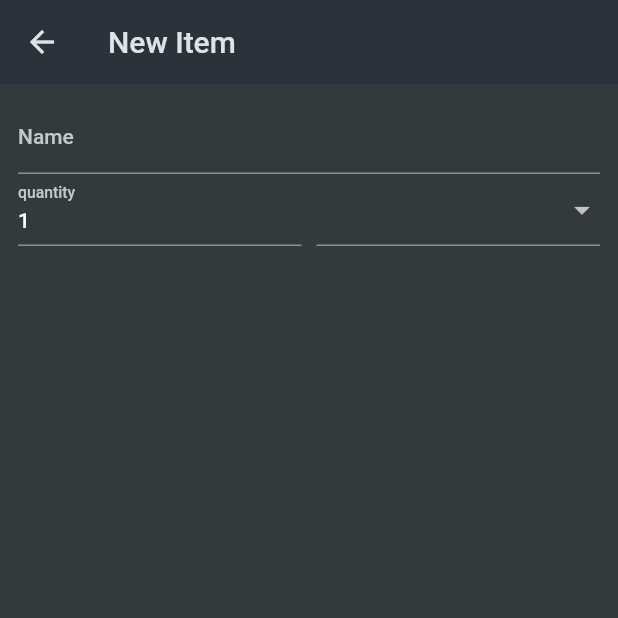
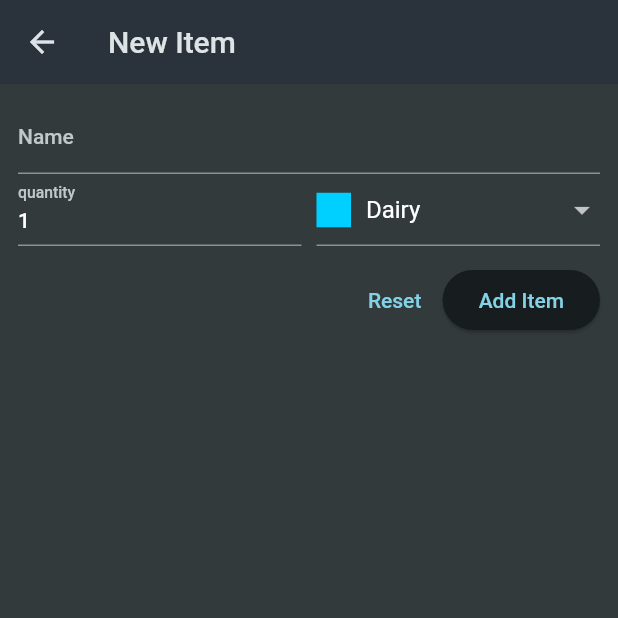
Before and after one commit to immortalAbdul01/Shoping-app, a Flutter app: the GroceryItemsScreen screen opened directly, on a phone screen of 412 x 824 dp, the top half of it. Run offline on Flutter 3.47's test engine with Material 2 defaults, Android fonts, the phone set to English and light mode, and no system bars.

```diff
--- a/lib/screens/grocery_items.dart
+++ b/lib/screens/grocery_items.dart
@@ -1,5 +1,6 @@
 import 'package:flutter/material.dart';
 import 'package:shopping/data/categories.dart';
+import 'package:shopping/models/categories.dart';
 
 class GroceryItemsScreen extends StatefulWidget {
   const GroceryItemsScreen({super.key});
@@ -11,6 +12,14 @@ class GroceryItemsScreen extends StatefulWidget {
 }
 
 class _GroceryItemsScreen extends State<GroceryItemsScreen> {
+  final _formkey = GlobalKey<FormState>();
+  var _enteredName = '';
+  var _enteredQT = 1;
+  var _enteredCategory = categories[Categories.dairy];
+  void _saveItem() {
+    _formkey.currentState!.validate();
+  }
+
   @override
   Widget build(BuildContext context) {
     return Scaffold(
@@ -20,12 +29,21 @@ class _GroceryItemsScreen extends State<GroceryItemsScreen> {
       body: Padding(
           padding: const EdgeInsets.all(12),
           child: Form(
+              key: _formkey,
               child: Column(
                 children: [
                   TextFormField(
                     decoration: const InputDecoration(label: Text('Name')),
                     validator: (value) {
-                  return 'Testing';
+                      if (value == null ||
+                          value.isEmpty ||
+                          value.trim().length <= 1 ||
+                          value.trim().length > 50) {
+                        return 'Name should be in 1 to 50 length';
+                      }
+                    },
+                    onSaved: (value) {
+                      _enteredName = value!;
                     },
                   ),
                   Row(
@@ -35,14 +53,27 @@ class _GroceryItemsScreen extends State<GroceryItemsScreen> {
                         child: TextFormField(
                           decoration:
                               const InputDecoration(label: Text('quantity')),
-                      initialValue: '1',
+                          initialValue: _enteredQT.toString(),
+                          validator: (value) {
+                            if (value == null ||
+                                value.isEmpty ||
+                                int.tryParse(value)! <= 0 ||
+                                int.tryParse(value) == null) {
+                              return 'quantity should be positive integer';
+                            }
+                          },
+                          onSaved: (value) {
+                            _enteredQT = int.parse(value!);
+                          },
                         ),
                       ),
                       const SizedBox(
                         width: 10,
                       ),
                       Expanded(
-                    child: DropdownButtonFormField(items: [
+                        child: DropdownButtonFormField(
+                            value: _enteredCategory,
+                            items: [
                               for (final category in categories.entries)
                                 DropdownMenuItem(
                                     value: category.value,
@@ -59,8 +90,28 @@ class _GroceryItemsScreen extends State<GroceryItemsScreen> {
                                         Text(category.value.title)
                                       ],
                                     ))
-                    ], onChanged: (value) {}),
+                            ],
+                            onChanged: (value) {
+                              setState(() {
+                                _enteredCategory = value;
+                              });
+                            }),
                       )
+                    ],
+                  ),
+                  const SizedBox(
+                    height: 12,
+                  ),
+                  Row(
+                    mainAxisAlignment: MainAxisAlignment.end,
+                    children: [
+                      TextButton(
+                          onPressed: () {
+                            _formkey.currentState!.reset();
+                          },
+                          child: const Text('Reset')),
+                      ElevatedButton(
+                          onPressed: _saveItem, child: const Text('Add Item'))
                     ],
                   )
                 ],
```
Lines whose indentation alone changed are shown as unchanged.
